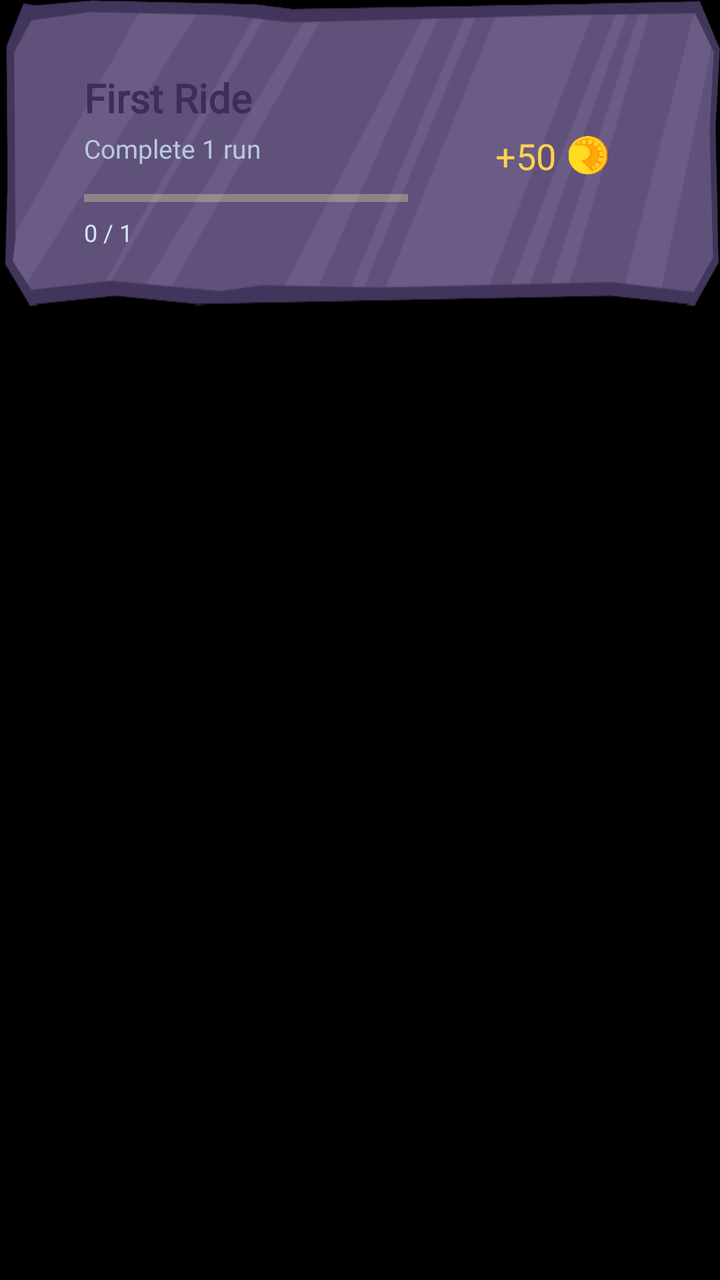
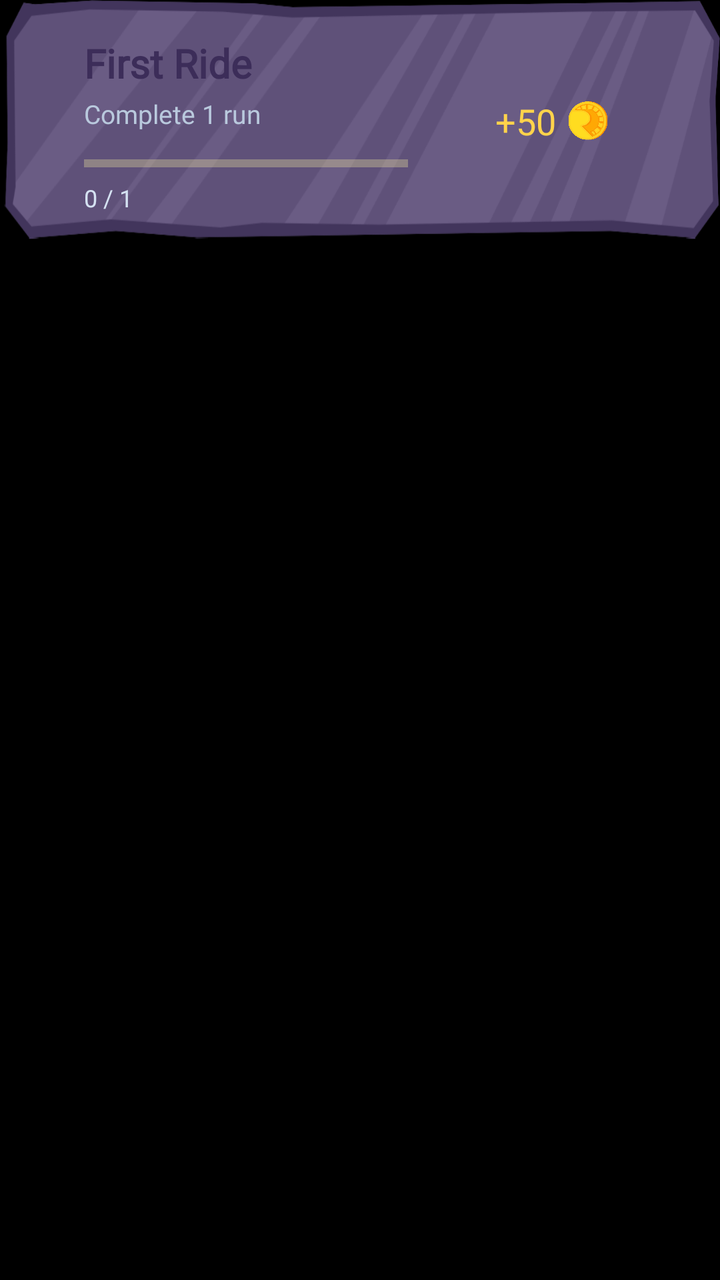

An Android layout rendered at two revisions. The XML below is the earlier revision; the diff shows what the commit changed to produce the second picture.
<!-- AndroidManifest.xml: application theme Theme.RollerRush -->
<!-- res/layout/item_mission.xml -->
<?xml version="1.0" encoding="utf-8"?>
<LinearLayout
    xmlns:android="http://schemas.android.com/apk/res/android"
    xmlns:app="http://schemas.android.com/apk/res-auto"
    android:layout_width="match_parent"
    android:layout_height="wrap_content"
    android:layout_marginBottom="10dp"
    app:cardElevation="2dp">

    <LinearLayout
        android:layout_width="match_parent"
        android:layout_height="160dp"
        android:orientation="vertical"
        android:gravity="center"
        android:background="@drawable/mission_panel_bg"
        android:paddingHorizontal="24dp"
        android:paddingVertical="18dp">

        <LinearLayout
            android:layout_width="match_parent"
            android:layout_height="wrap_content"
            android:gravity="center_vertical"
            android:orientation="horizontal">

            <LinearLayout
                android:layout_width="0dp"
                android:layout_height="wrap_content"
                android:layout_weight="1"
                android:layout_marginStart="18dp"
                android:orientation="vertical">

                <TextView
                    android:id="@+id/missionName"
                    android:layout_width="match_parent"
                    android:layout_height="wrap_content"
                    android:text="First Ride"
                    android:fontFamily="@font/new_font"
                    android:textColor="#3C2D59"
                    android:textSize="20sp"
                    android:textStyle="bold" />

                <TextView
                    android:id="@+id/missionDescription"
                    android:layout_width="match_parent"
                    android:layout_height="wrap_content"
                    android:layout_marginTop="3dp"
                    android:text="Complete 1 run"
                    android:fontFamily="@font/count_font"
                    android:textColor="#B9C9DD"
                    android:textSize="13sp" />
                <ProgressBar
                    android:id="@+id/missionProgressBar"
                    style="?android:attr/progressBarStyleHorizontal"
                    android:layout_width="match_parent"
                    android:layout_height="8dp"
                    android:layout_marginTop="12dp"
                    android:layout_marginRight="12dp"
                    android:max="100"
                    android:progress="0"
                    android:progressTint="#F6B214"
                    android:progressBackgroundTint="#FFF6A0" />

                <TextView
                    android:id="@+id/missionProgressText"
                    android:layout_width="match_parent"
                    android:layout_height="wrap_content"
                    android:layout_marginTop="5dp"
                    android:text="0 / 1"
                    android:textColor="#D5E2F2"
                    android:fontFamily="@font/count_font"
                    android:textSize="12sp" />
            </LinearLayout>
            <LinearLayout
                android:layout_width="120dp"
                android:layout_height="match_parent"
                android:gravity="center"
                android:orientation="vertical">
                <LinearLayout
                    android:layout_width="120dp"
                    android:layout_height="wrap_content"
                    android:gravity="center"
                    android:orientation="horizontal"
                    android:layout_marginBottom="4dp">
                <TextView
                    android:id="@+id/missionReward"
                    android:layout_width="wrap_content"
                    android:layout_height="wrap_content"
                    android:text="+50"
                    android:layout_marginRight="6dp"
                    android:fontFamily="@font/count_font"
                    android:textColor="#FFD34B"
                    android:textSize="18sp" />
                <ImageView
                    android:layout_width="20dp"
                    android:layout_height="20dp"
                    android:src="@drawable/rush_coin"/>
                </LinearLayout>
                <Button
                    android:id="@+id/missionClaimButton"
                    android:layout_width="120dp"
                    android:layout_height="48dp"
                    android:layout_gravity="end"
                    android:fontFamily="@font/new_font"
                    android:layout_marginTop="8dp"
                    android:background="@drawable/green_claim_button_bg"
                    android:text="CLAIM"
                    android:textColor="#A8FFA8"
                    android:textStyle="bold"
                    android:visibility="gone" />
            </LinearLayout>


        </LinearLayout>





    </LinearLayout>

</LinearLayout>
<!-- resources referenced by this layout -->
<resources>
  <!-- drawable green_claim_button_bg: png bitmap (drawable, 8333 bytes) -->
  <!-- drawable mission_panel_bg: png bitmap (drawable, 43335 bytes) -->
  <!-- drawable rush_coin: webp bitmap (drawable, 6902 bytes) -->
  <style name="Theme.RollerRush" parent="Theme.AppCompat.NoActionBar">
          <item name="android:windowFullscreen">true</item>
          <item name="android:windowBackground">@android:color/black</item>
      </style>
</resources>

<!-- the commit's change to res/layout/item_mission.xml (unified diff, before → after) -->
@@ -9,7 +9,7 @@
 
     <LinearLayout
         android:layout_width="match_parent"
-        android:layout_height="160dp"
+        android:layout_height="wrap_content"
         android:orientation="vertical"
         android:gravity="center"
         android:background="@drawable/mission_panel_bg"
<!-- resource entries referenced after the edit -->
@@ -1,7 +1,7 @@
 <!-- resources referenced by this layout -->
 <resources>
   <!-- drawable green_claim_button_bg: png bitmap (drawable, 8333 bytes) -->
-  <!-- drawable mission_panel_bg: png bitmap (drawable, 43335 bytes) -->
+  <!-- drawable mission_panel_bg: png bitmap (drawable-nodpi, 43335 bytes) -->
   <!-- drawable rush_coin: webp bitmap (drawable, 6902 bytes) -->
   <style name="Theme.RollerRush" parent="Theme.AppCompat.NoActionBar">
           <item name="android:windowFullscreen">true</item>
